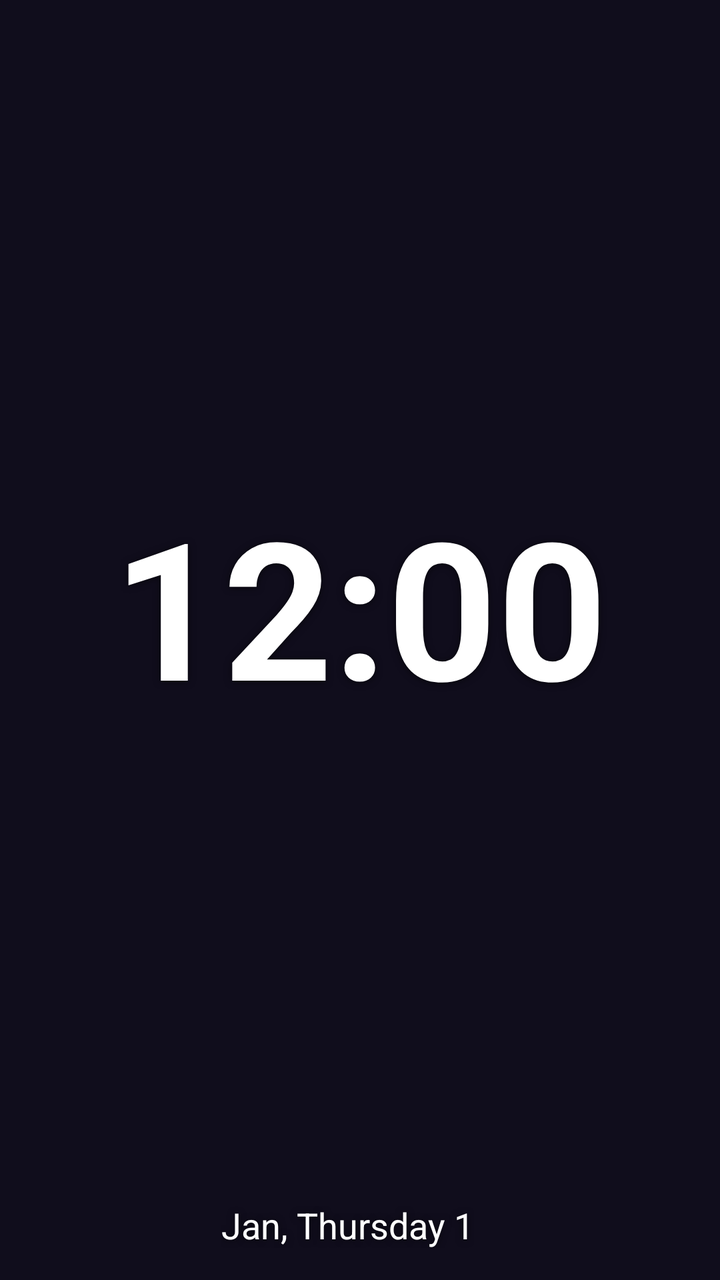
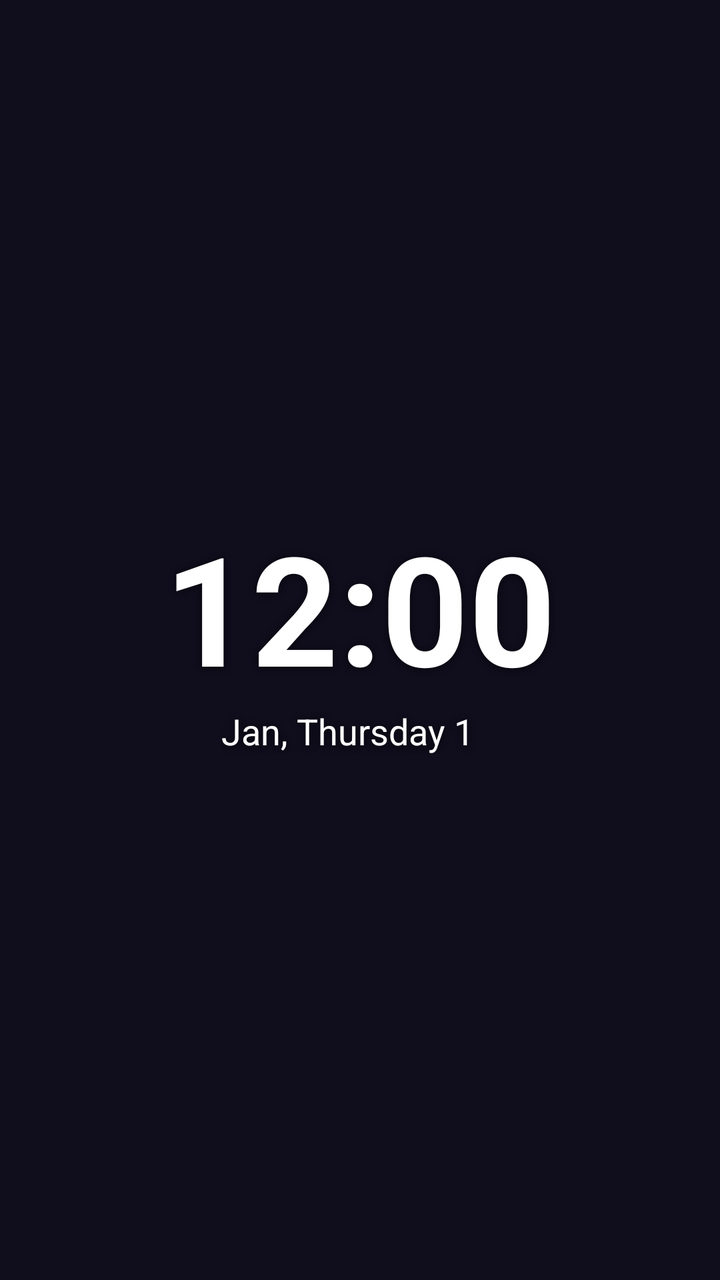

Screens rendered from an Android XML layout before and after an edit, with the pre-edit source and the edit as a unified diff.
<!-- AndroidManifest.xml: application theme AppTheme -->
<!-- res/layout/widget_large.xml -->
<?xml version="1.0" encoding="utf-8"?>
<LinearLayout xmlns:android="http://schemas.android.com/apk/res/android"
    android:id="@+id/widget_root"
    android:layout_width="match_parent"
    android:layout_height="match_parent"
    android:background="@drawable/widget_background"
    android:gravity="center"
    android:orientation="vertical"
    android:padding="16dp">
    <TextClock
        android:id="@+id/widget_time"
        android:format12Hour="h:mm"
        android:format24Hour="HH:mm"
        style="@style/WidgetText.Time"
        android:layout_width="match_parent"
        android:layout_height="0dp"
        android:layout_weight="1"
        android:autoSizeTextType="uniform"
        android:autoSizeMinTextSize="28sp"
        android:autoSizeMaxTextSize="96sp"
        android:autoSizeStepGranularity="1sp"
        android:gravity="center"
        android:maxLines="1" />
    <LinearLayout
        android:layout_width="wrap_content"
        android:layout_height="wrap_content"
        android:layout_marginTop="4dp"
        android:gravity="center_vertical"
        android:orientation="horizontal">
        <TextClock
            android:id="@+id/widget_date"
        android:format12Hour="MMM, EEEE d"
        android:format24Hour="MMM, EEEE d"
            style="@style/WidgetText.Detail"
            android:layout_width="wrap_content"
            android:layout_height="wrap_content"
            android:layout_marginEnd="12dp"
            android:maxLines="1"
            android:textSize="18sp" />
    <LinearLayout
        android:id="@+id/widget_weather"
        android:layout_width="wrap_content"
        android:layout_height="wrap_content"
        android:gravity="center_vertical"
        android:orientation="horizontal"
        android:visibility="gone">
        <ImageView
            android:id="@+id/widget_weather_icon"
            android:layout_width="28dp"
            android:layout_height="28dp"
            android:layout_marginEnd="6dp" />
        <TextView
            android:id="@+id/widget_weather_temp"
            style="@style/WidgetText.Detail"
            android:layout_width="wrap_content"
            android:layout_height="wrap_content"
            android:textSize="18sp" />
    </LinearLayout>
    </LinearLayout>
    <TextView
        android:id="@+id/widget_alarm"
        style="@style/WidgetText.Small"
        android:layout_width="wrap_content"
        android:layout_height="wrap_content"
        android:layout_marginTop="10dp"
        android:textSize="15sp"
        android:visibility="gone" />
    <TextView
        android:id="@+id/widget_event"
        style="@style/WidgetText.Small"
        android:layout_width="wrap_content"
        android:layout_height="wrap_content"
        android:layout_marginTop="4dp"
        android:ellipsize="end"
        android:maxLines="1"
        android:maxWidth="300dp"
        android:visibility="gone" />
</LinearLayout>
<!-- resources referenced by this layout -->
<resources>
  <!-- drawable widget_background (drawable) -->
  <?xml version="1.0" encoding="utf-8"?>
  <shape xmlns:android="http://schemas.android.com/apk/res/android" android:shape="rectangle">
      <solid android:color="@android:color/transparent" />
  </shape>
  <style name="WidgetText.Detail">
          <item name="android:textSize">15sp</item>
      </style>
  <style name="WidgetText.Small">
          <item name="android:textSize">13sp</item>
          <item name="android:textColor">#E6FFFFFF</item>
      </style>
  <style name="WidgetText.Time">
          <item name="android:textStyle">bold</item>
      </style>
  <style name="AppTheme" parent="Theme.AppCompat.DayNight.NoActionBar">
          <item name="android:editTextBackground">@drawable/rn_edit_text_material</item>
          <item name="android:windowBackground">@color/midnight_background</item>
          <item name="android:statusBarColor">@color/midnight_background</item>
          <item name="android:navigationBarColor">@color/midnight_background</item>
      </style>
  <!-- drawable rn_edit_text_material (drawable) -->
  <?xml version="1.0" encoding="utf-8"?>
  <inset xmlns:android="http://schemas.android.com/apk/res/android"
         android:insetLeft="@dimen/abc_edit_text_inset_horizontal_material"
         android:insetRight="@dimen/abc_edit_text_inset_horizontal_material"
         android:insetTop="@dimen/abc_edit_text_inset_top_material"
         android:insetBottom="@dimen/abc_edit_text_inset_bottom_material"
         >
  
      <selector>
          
          <item android:state_enabled="false" android:drawable="@drawable/abc_textfield_default_mtrl_alpha"/>
          <item android:drawable="@drawable/abc_textfield_activated_mtrl_alpha"/>
      </selector>
  
  </inset>
  <color name="midnight_background">#100D1C</color>
</resources>

<!-- the commit's change to res/layout/widget_large.xml (unified diff, before → after) -->
@@ -12,15 +12,11 @@
         android:format12Hour="h:mm"
         android:format24Hour="HH:mm"
         style="@style/WidgetText.Time"
-        android:layout_width="match_parent"
-        android:layout_height="0dp"
-        android:layout_weight="1"
-        android:autoSizeTextType="uniform"
-        android:autoSizeMinTextSize="28sp"
-        android:autoSizeMaxTextSize="96sp"
-        android:autoSizeStepGranularity="1sp"
-        android:gravity="center"
-        android:maxLines="1" />
+        android:layout_width="wrap_content"
+        android:layout_height="wrap_content"
+        android:includeFontPadding="false"
+        android:maxLines="1"
+        android:textSize="76sp" />
     <LinearLayout
         android:layout_width="wrap_content"
         android:layout_height="wrap_content"
